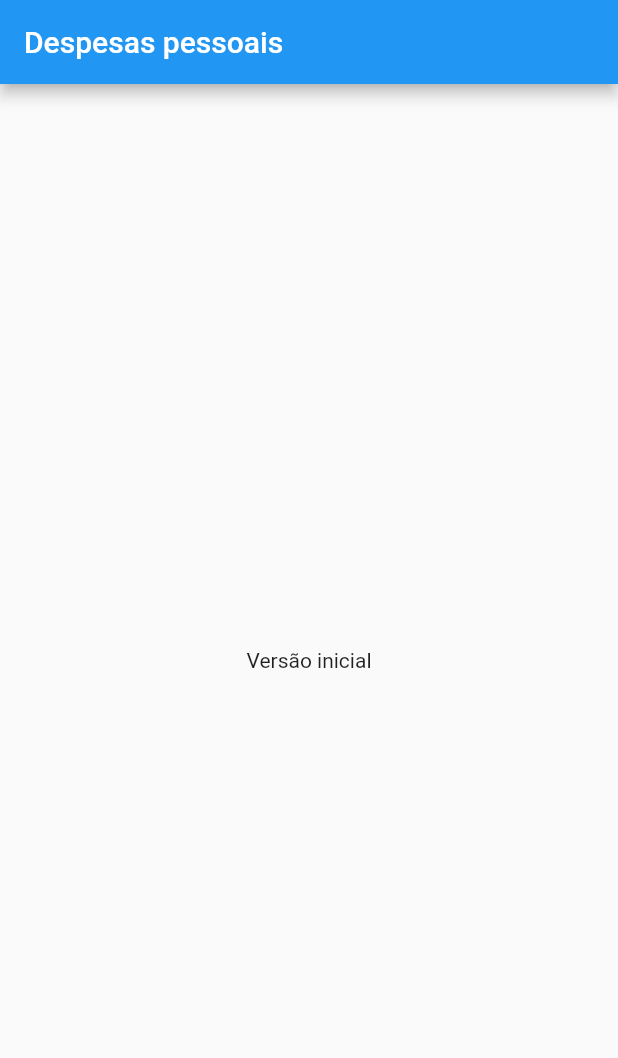
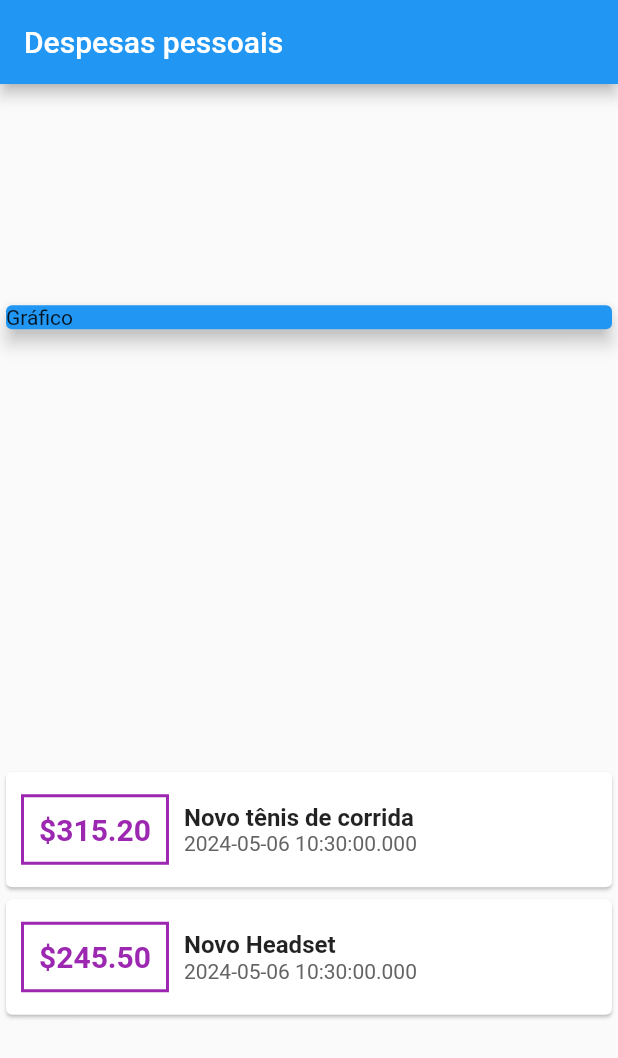
Before and after one commit to Rafa2266/expenses, a Flutter app: the screen it shows after launch, on a phone screen of 412 x 824 dp. Shown: the top 1058 px of the screen. Run offline on Flutter 3.47's test engine with Material 2 defaults, Android fonts, the phone set to English and light mode, and no system bars.

Commit message:
listagem de transações completo

```diff
--- a/lib/main.dart
+++ b/lib/main.dart
@@ -1,3 +1,4 @@
+import 'package:expenses/models/transaction.dart';
 import 'package:flutter/material.dart';
 
 main() => runApp(ExpensesApp());
@@ -10,10 +11,69 @@ class ExpensesApp extends StatelessWidget {
 }
 
 class MyHomePage extends StatelessWidget {
+  final _transactions = [
+    Transaction(
+        id: 't1',
+        title: 'Novo tênis de corrida',
+        value: 315.20,
+        date: DateTime.now()),
+    Transaction(
+        id: 't2', title: 'Novo Headset', value: 245.50, date: DateTime.now())
+  ];
   @override
   Widget build(BuildContext context) {
     return Scaffold(
         appBar: AppBar(title: const Text("Despesas pessoais")),
-        body: const Center(child: Text('Versão inicial')));
+        body: Column(
+          crossAxisAlignment: CrossAxisAlignment.stretch,
+          mainAxisAlignment: MainAxisAlignment.spaceAround,
+          children: <Widget>[
+            const SizedBox(
+              child: Card(
+                  color: Colors.blue, elevation: 5, child: Text('Gráfico')),
+            ),
+            Column(
+              children: _transactions.map((t) {
+                var value = t.value.toStringAsFixed(2);
+                return Card(
+                    child: Row(
+                  children: <Widget>[
+                    Container(
+                      margin: const EdgeInsets.symmetric(
+                          vertical: 15, horizontal: 10),
+                      decoration: BoxDecoration(
+                          border: Border.all(color: Colors.purple, width: 2)),
+                      padding: const EdgeInsets.all(10),
+                      child: Text(
+                        '\$$value',
+                        style: const TextStyle(
+                            fontWeight: FontWeight.bold,
+                            fontSize: 20,
+                            color: Colors.purple),
+                      ),
+                    ),
+                    Column(
+                      crossAxisAlignment: CrossAxisAlignment.start,
+                      children: <Widget>[
+                        Text(
+                          t.title,
+                          style: const TextStyle(
+                            fontWeight: FontWeight.bold,
+                            fontSize: 16,
+                          ),
+                        ),
+                        Text(
+                          t.date.toString(),
+                          style: const TextStyle(
+                              color: Color.fromARGB(255, 100, 100, 100)),
+                        ),
+                      ],
+                    )
+                  ],
+                ));
+              }).toList(),
+            )
+          ],
+        ));
   }
 }
--- /dev/null
+++ b/lib/models/transaction.dart
@@ -0,0 +1,13 @@
+class Transaction {
+  final String id;
+  final String title;
+  final double value;
+  final DateTime date;
+
+  Transaction({
+    required this.id,
+    required this.title,
+    required this.value,
+    required this.date,
+  });
+}
```
